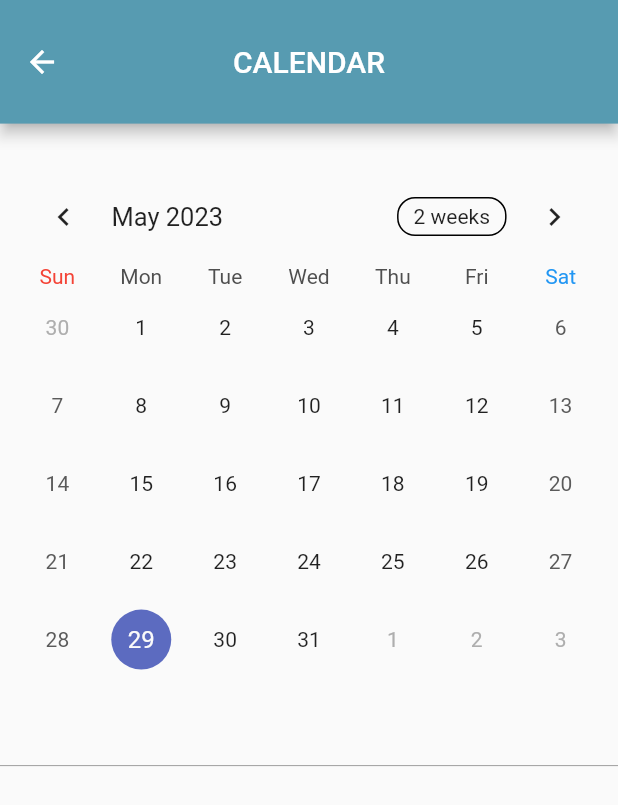
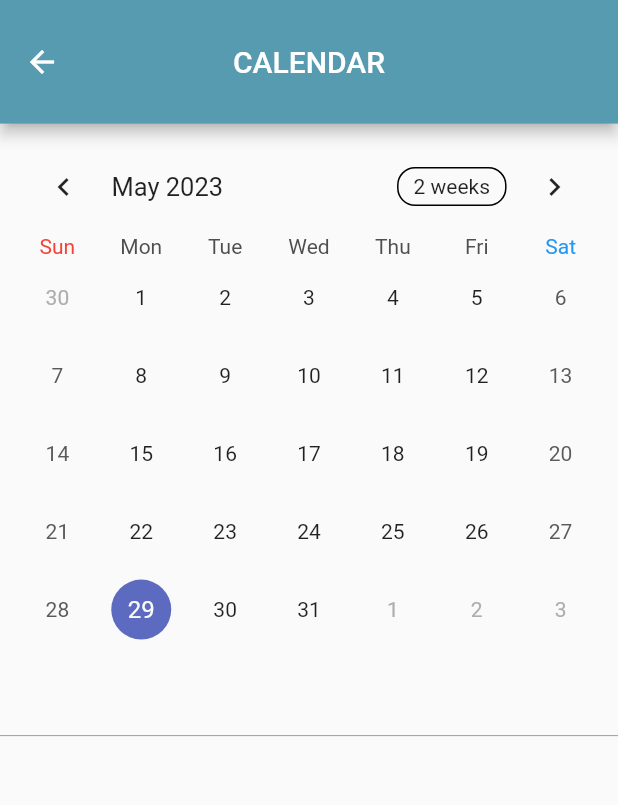
Before and after one commit to isaaclkh/LAB, a Flutter app: the Monthly screen opened directly, on a phone screen of 412 x 824 dp. Shown: the top 805 px of the screen. Run offline on Flutter 3.47's test engine with Material 2 defaults, Android fonts, the phone set to English and light mode, and no system bars; drawn by our look-alikes of table_calendar; our stand-ins replace cached_network_image, cloud_firestore, firebase_auth, firebase_core, firebase_storage, flip_card and 9 more; missing offline and left inert: udp; accounts and stored records are empty; Roboto replaces fonts that are missing (Spoqa).

Commit message:
UPDATE : iphone에 맞춰서 크기 조정

```diff
--- a/lib/Page/biblePage.dart
+++ b/lib/Page/biblePage.dart
@@ -39,12 +39,12 @@ class _BiblePageState extends State<BiblePage> {
             children: [
               const Spacer(flex: 1,),
               Container(
-                child: Text(widget.words, style: TextStyle(fontSize: 50),),
+                child: Text(widget.words, style: TextStyle(fontSize: 20),),
               ),
-              const SizedBox(height: 100,),
+              const SizedBox(height: 30,),
               Container(
                 // ignore: prefer_interpolation_to_compose_strings
-                child: Text('파이보 : ' + ParsingComment().extractSpecial(widget.comment), style: TextStyle(fontSize: 30,),),
+                child: Text('파이보 : ' + ParsingComment().extractSpecial(widget.comment), style: TextStyle(fontSize: 20,),),
               ),
               const Spacer(flex: 2,),
             ],
--- a/lib/Page/home.dart
+++ b/lib/Page/home.dart
@@ -59,7 +59,7 @@ class _HomePageState extends State<HomePage> {
               ),
             ),
             child: Padding(
-              padding: EdgeInsets.only(top: 30, right: 25, bottom: 40,),
+              padding: EdgeInsets.only(top: 15, right: 25, bottom: 20,),
               child: InkWell(
                 onTap: ()=>Navigator.of(context).pushNamed('/fromPibo'),
                 child: SizedBox(
--- a/lib/Page/monthly.dart
+++ b/lib/Page/monthly.dart
@@ -45,7 +45,7 @@ class _MonthlyState extends State<Monthly> {
           mainAxisAlignment: MainAxisAlignment.start,
           crossAxisAlignment: CrossAxisAlignment.center,
           children: [
-            const SizedBox(height: 30,),
+            const SizedBox(height: 10,),
             Container(
               width: MediaQuery.of(context).size.width * 0.95,
               child: TableCalendar(
```
